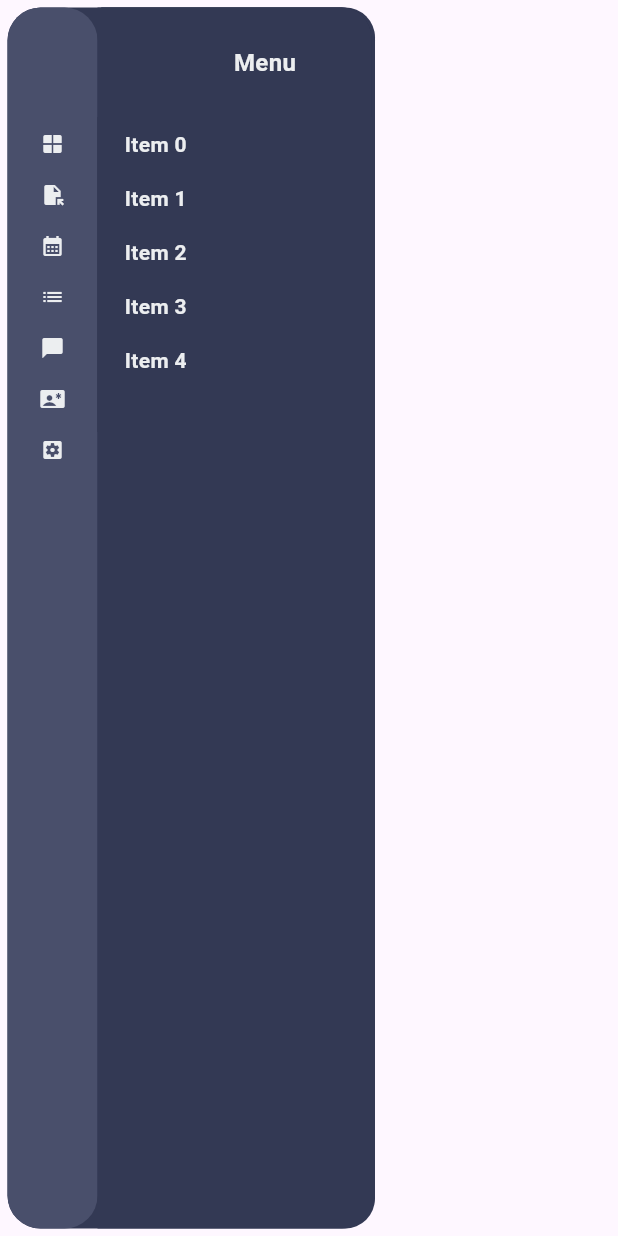
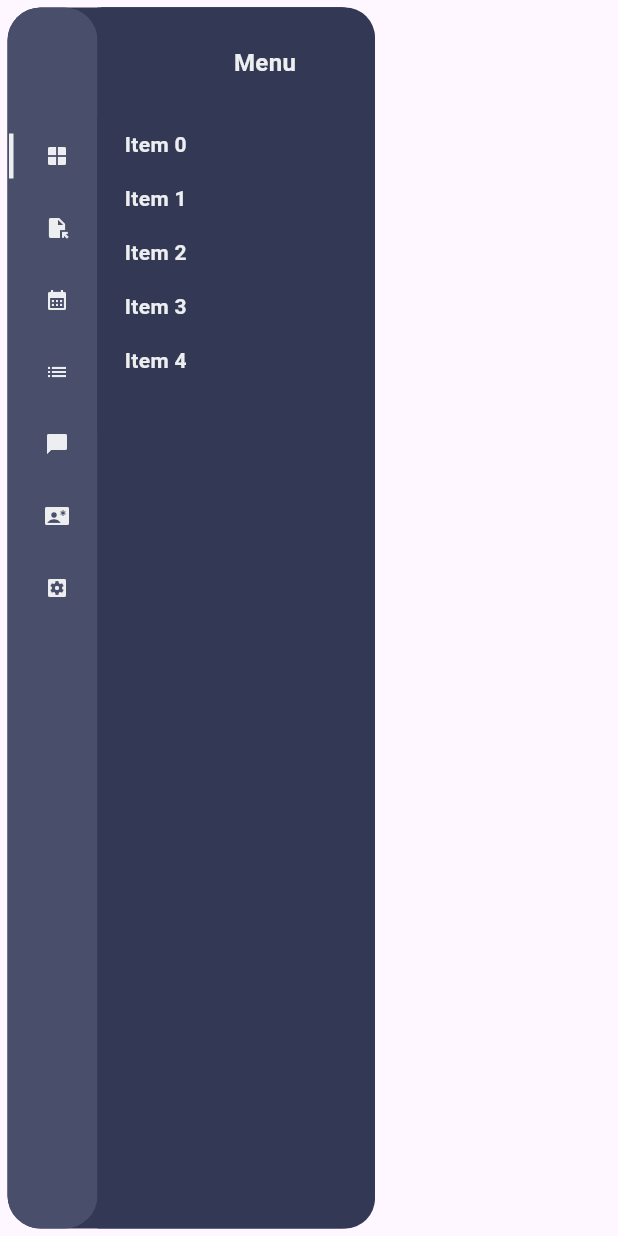
Before and after one commit to jacksonsr451/widget_aside_menu, a Flutter app: the screen it shows after launch, after a tap on the "window" icon, on a phone screen of 412 x 824 dp. Run offline on Flutter 3.47's test engine with Material 3 defaults, Android fonts, the phone set to English and light mode, and no system bars.

Commit message:
:feat: include check to menu activated

```diff
--- a/lib/side_menu_icon.dart
+++ b/lib/side_menu_icon.dart
@@ -2,12 +2,14 @@ import 'package:flutter/material.dart';
 
 class SideMenuIcon extends StatefulWidget {
   final IconData icon;
+  final int index;
   final bool isSelected;
-  final VoidCallback onTap;
+  final Function(int) onTap;
   final VoidCallback toggleSubmenuVisibility;
 
   const SideMenuIcon({
     required this.icon,
+    required this.index,
     required this.isSelected,
     required this.onTap,
     required this.toggleSubmenuVisibility,
@@ -22,17 +24,30 @@ class _SideMenuIcon extends State<SideMenuIcon> {
   @override
   Widget build(BuildContext context) {
     return SafeArea(
-      child: Container(
-        height: 29,
-        margin: const EdgeInsets.only(bottom: 5),
-        child: IconButton(
-          icon: Icon(
-            widget.icon,
-            size: 16,
-            color: const Color(0xFFECEEF0),
+      child: Row(
+        children: [
+          Container(
+            width: 3,
+            height: 30,
+            margin: const EdgeInsets.only(right: 5, left: 1),
+            decoration: BoxDecoration(
+              color: widget.isSelected
+                  ? const Color(0xFFECEEF0)
+                  : Colors.transparent,
+            ),
           ),
-          onPressed: widget.toggleSubmenuVisibility,
-        ),
+          IconButton(
+            icon: Icon(
+              widget.icon,
+              size: 16,
+              color: const Color(0xFFECEEF0),
+            ),
+            onPressed: () {
+              widget.onTap(widget.index);
+              widget.toggleSubmenuVisibility();
+            },
+          ),
+        ],
       ),
     );
   }
--- a/lib/side_menu_items.dart
+++ b/lib/side_menu_items.dart
@@ -53,11 +53,12 @@ class _SideMenuItemsState extends State<SideMenuItems> {
                   widget.listMenu.length,
                   (index) => SideMenuIcon(
                     icon: widget.listMenu[index],
+                    index: index,
                     isSelected: index == _selectedIndex,
                     toggleSubmenuVisibility: widget.toggleSubmenuVisibility,
-                    onTap: () {
+                    onTap: (int selectedIndex) {
                       setState(() {
-                        _selectedIndex = index;
+                        _selectedIndex = selectedIndex;
                       });
                     },
                   ),
```
